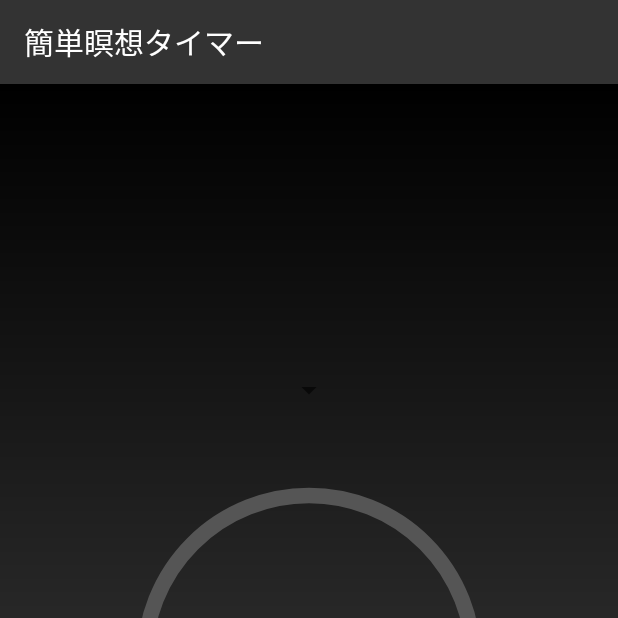
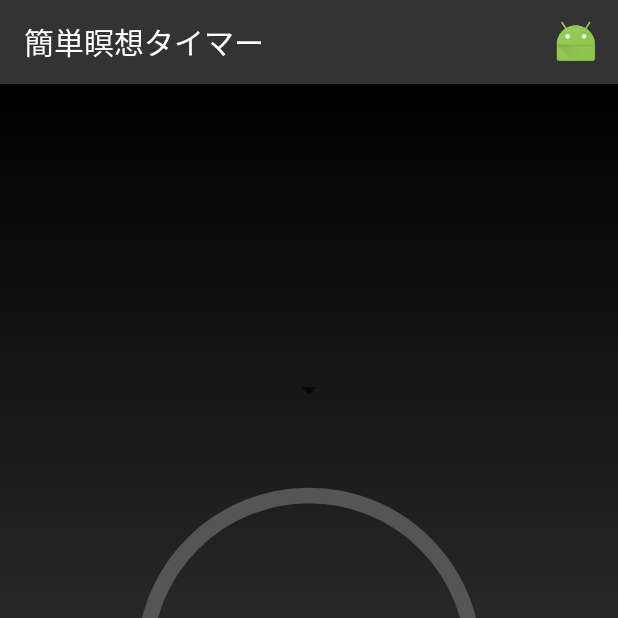
Before and after one commit to kseito/SimpleMeditationTimer, an Android app: the screen it shows after launch (MainActivity), on a phone screen of 412 x 824 dp, the top half of it. Run offline under Robolectric (Android 15) with nearby library versions, the phone set to English and light mode, and no system bars; our stand-ins replace data binding; libraries missing offline, so code that uses them is left out: com.jaredrummler.materialspinner; plain views replace MaterialSpinner; 10 statements that could not run were skipped.

Commit message:
add menu

```diff
--- a/app/src/main/java/kzt/com/simplemeditationtimer/MainActivity.java
+++ b/app/src/main/java/kzt/com/simplemeditationtimer/MainActivity.java
@@ -11,6 +11,7 @@
 import android.preference.PreferenceManager;
 import android.support.design.widget.Snackbar;
 import android.support.v7.app.AppCompatActivity;
+import android.view.Menu;
 import android.view.View;
 
 import com.jaredrummler.materialspinner.MaterialSpinner;
@@ -48,6 +49,12 @@
         int minute = prefs.getInt(PREF_SET_MINUTE, 0);
         binding.timerText.setText(Utils.convertTime(minute));
         binding.progress.setProgress(minute * 60);
+    }
+
+    @Override
+    public boolean onCreateOptionsMenu(Menu menu) {
+        getMenuInflater().inflate(R.menu.top, menu);
+        return true;
     }
 
     private void startTimer(int timeSecond) {
--- /dev/null
+++ b/app/src/main/res/menu/top.xml
@@ -0,0 +1,10 @@
+<?xml version="1.0" encoding="utf-8" ?>
+<menu xmlns:android="http://schemas.android.com/apk/res/android"
+      xmlns:app="http://schemas.android.com/apk/res-auto">
+    <item
+        android:id="@+id/top_menu_setting"
+        android:icon="@mipmap/ic_launcher"
+        android:title="設定"
+        app:showAsAction="always"
+        />
+</menu>
```
